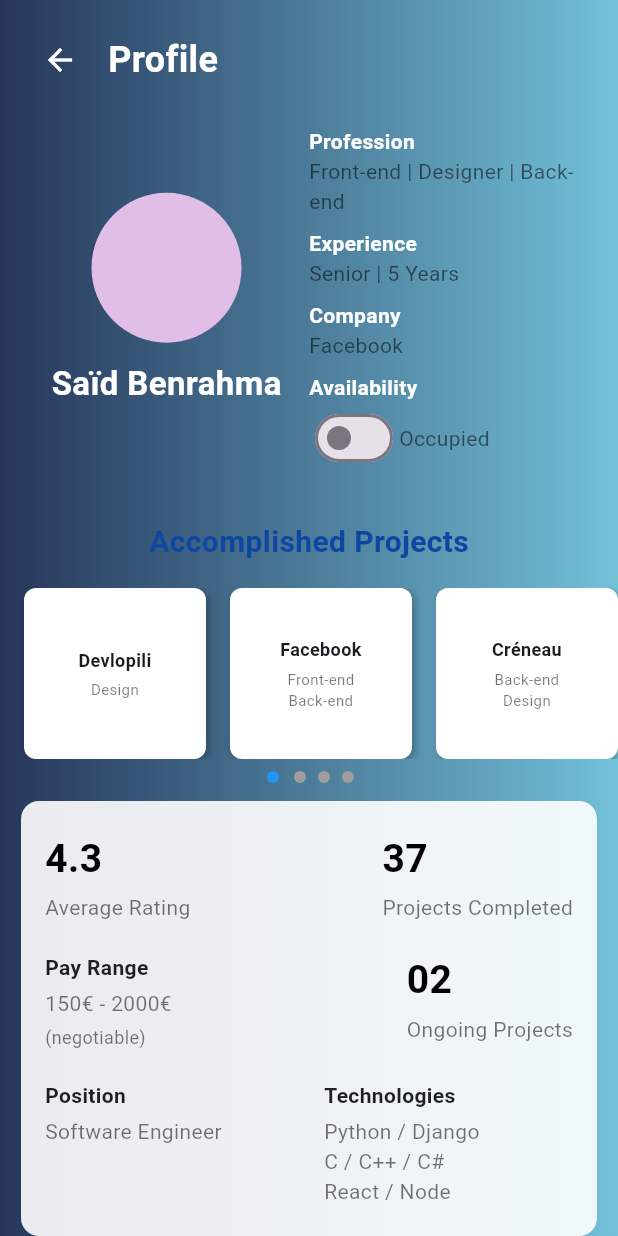
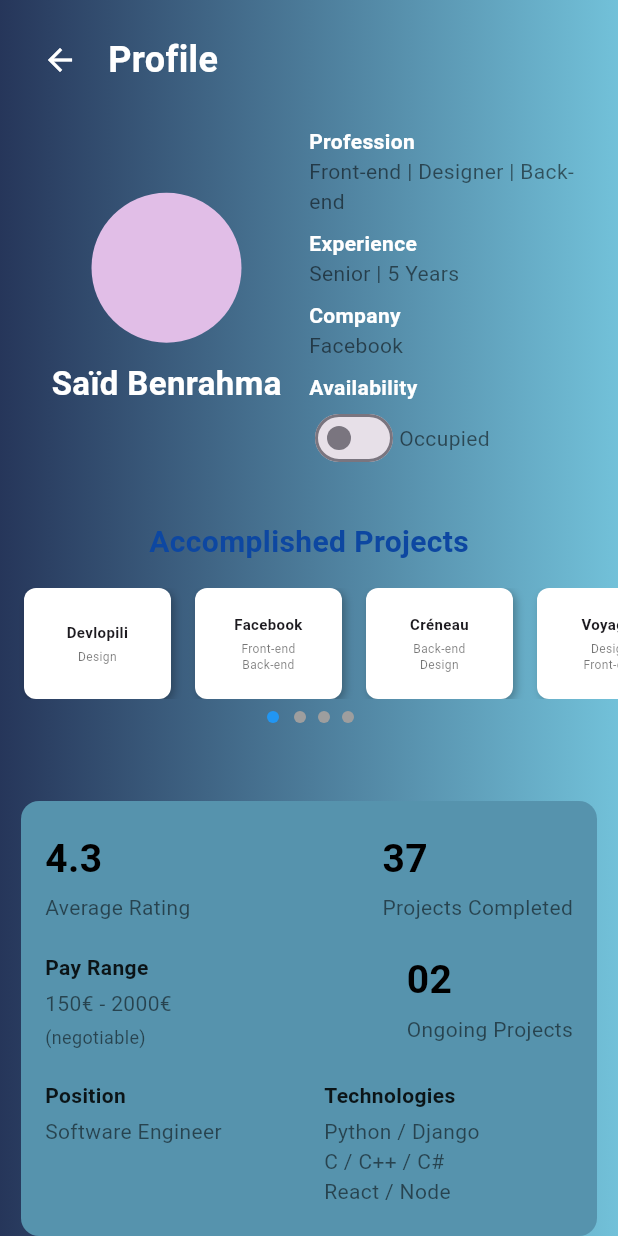
Before and after one commit to HammaAnes/developili-app, a Flutter app: the ProfilePage screen opened directly, on a phone screen of 412 x 824 dp. Run offline on Flutter 3.47's test engine with Material 3 defaults, Android fonts, the light colour scheme and no system bars; our stand-ins replace google_sign_in, sign_in_with_apple.

Commit message:
Profile modification marginns and paddings

```diff
--- a/front_end/lib/presentations/Profile.dart
+++ b/front_end/lib/presentations/Profile.dart
@@ -156,7 +156,7 @@ class _ProfilePageState extends State<ProfilePage> {
 
                     // Projects Scroll
                     SizedBox(
-                      height: 130, // Adequate height for the boxes
+                      height: 90, // Adjusted height for smaller boxes
                       child: Column(
                         children: [
                           Expanded(
@@ -184,9 +184,9 @@ class _ProfilePageState extends State<ProfilePage> {
                                     left: index == 0 ? 16 : 8,
                                     right: index == 3 ? 16 : 8,
                                   ),
-                                  width: MediaQuery.of(context).size.width / 3 -
-                                      16, // Adjusted width for 3 items
-                                  height: 83, // Fixed height
+                                  width: 98, // Kept the width as it is
+                                  height:
+                                      60, // Reduced height for smaller boxes
                                   decoration: BoxDecoration(
                                     color: Colors.white,
                                     borderRadius: BorderRadius.circular(8),
@@ -209,7 +209,8 @@ class _ProfilePageState extends State<ProfilePage> {
                                           textAlign: TextAlign.center,
                                           style: const TextStyle(
                                             fontWeight: FontWeight.bold,
-                                            fontSize: 12,
+                                            fontSize:
+                                                10, // Reduced font size for text
                                           ),
                                         ),
                                         const SizedBox(height: 4),
@@ -217,7 +218,8 @@ class _ProfilePageState extends State<ProfilePage> {
                                           projects[index]['subtitle']!,
                                           textAlign: TextAlign.center,
                                           style: const TextStyle(
-                                            fontSize: 10,
+                                            fontSize:
+                                                8, // Reduced font size for subtitle
                                             color: Colors.black54,
                                           ),
                                         ),
@@ -264,7 +266,7 @@ class _ProfilePageState extends State<ProfilePage> {
                 padding: const EdgeInsets.symmetric(
                     vertical: 20), // Top and bottom padding
                 decoration: BoxDecoration(
-                  color: Colors.white.withOpacity(0.9),
+                  color: const Color(0xFF5693AD),
                   borderRadius: BorderRadius.circular(12),
                 ),
                 child: Padding(
```
